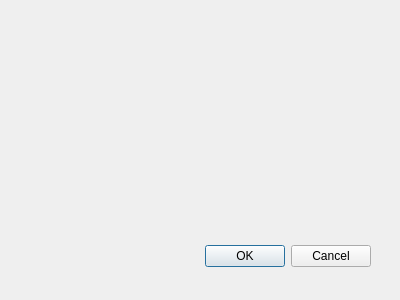
First picture: the form in ogr_dxf2shp/ogr_dxf2shp_dialog_base.ui, repository sjyangkevin/OGR_DXF2SHP, before the edit.
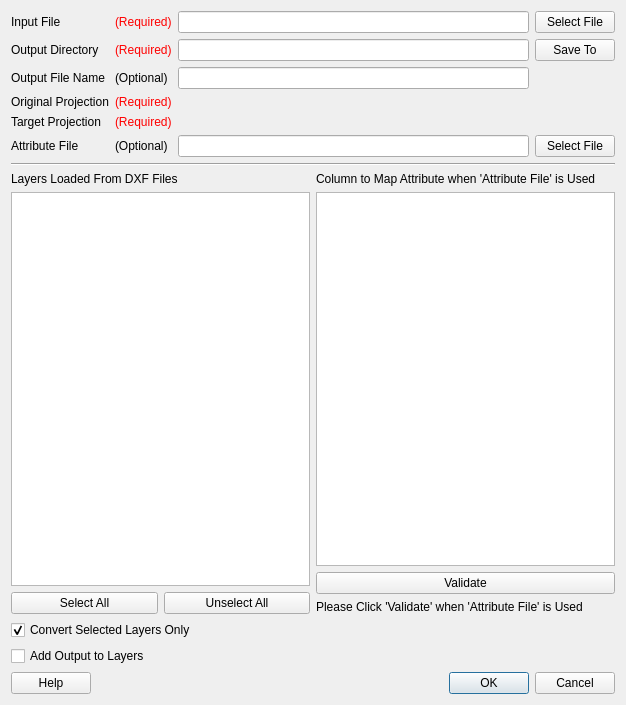
Second picture: the form after the edit. Custom widgets are drawn as their Qt base class.

Commit message: interface built

```diff
--- a/ogr_dxf2shp/ogr_dxf2shp_dialog_base.ui
+++ b/ogr_dxf2shp/ogr_dxf2shp_dialog_base.ui
@@ -1,34 +1,423 @@
 <ui version="4.0" >
  <class>OGR_DXF2SHPDialogBase</class>
- <widget class="QDialog" name="OGR_DXF2SHPDialogBase" >
-  <property name="geometry" >
+ <widget class="QDialog" name="OGR_DXF2SHPDialogBase">
+  <property name="geometry">
    <rect>
     <x>0</x>
     <y>0</y>
-    <width>400</width>
-    <height>300</height>
+    <width>626</width>
+    <height>705</height>
    </rect>
   </property>
   <property name="windowTitle" >
    <string>OGR DXF2SHP</string>
   </property>
-  <widget class="QDialogButtonBox" name="button_box" >
-   <property name="geometry" >
-    <rect>
-     <x>30</x>
-     <y>240</y>
-     <width>341</width>
-     <height>32</height>
-    </rect>
-   </property>
-   <property name="orientation" >
-    <enum>Qt::Horizontal</enum>
-   </property>
-   <property name="standardButtons" >
-    <set>QDialogButtonBox::Cancel|QDialogButtonBox::Ok</set>
-   </property>
-  </widget>
+  <layout class="QGridLayout" name="gridLayout_3">
+   <item row="0" column="0" colspan="2">
+    <layout class="QGridLayout" name="gridLayout">
+     <item row="0" column="0">
+      <widget class="QLabel" name="Input_File_Label">
+       <property name="lineWidth">
+        <number>1</number>
+       </property>
+       <property name="text">
+        <string>Input File</string>
+       </property>
+      </widget>
+     </item>
+     <item row="0" column="1">
+      <widget class="QLabel" name="Input_File_Validate_Label">
+       <property name="palette">
+        <palette>
+         <active>
+          <colorrole role="WindowText">
+           <brush brushstyle="SolidPattern">
+            <color alpha="255">
+             <red>255</red>
+             <green>0</green>
+             <blue>0</blue>
+            </color>
+           </brush>
+          </colorrole>
+         </active>
+         <inactive>
+          <colorrole role="WindowText">
+           <brush brushstyle="SolidPattern">
+            <color alpha="255">
+             <red>255</red>
+             <green>0</green>
+             <blue>0</blue>
+            </color>
+           </brush>
+          </colorrole>
+         </inactive>
+         <disabled>
+          <colorrole role="WindowText">
+           <brush brushstyle="SolidPattern">
+            <color alpha="255">
+             <red>120</red>
+             <green>120</green>
+             <blue>120</blue>
+            </color>
+           </brush>
+          </colorrole>
+         </disabled>
+        </palette>
+       </property>
+       <property name="text">
+        <string>(Required)</string>
+       </property>
+      </widget>
+     </item>
+     <item row="0" column="2">
+      <widget class="QLineEdit" name="Input_File_LineEdit"/>
+     </item>
+     <item row="0" column="3">
+      <widget class="QPushButton" name="Input_File_Select_PushButton">
+       <property name="text">
+        <string>Select File</string>
+       </property>
+      </widget>
+     </item>
+     <item row="1" column="0">
+      <widget class="QLabel" name="Output_Dir_Label">
+       <property name="text">
+        <string>Output Directory</string>
+       </property>
+      </widget>
+     </item>
+     <item row="1" column="1">
+      <widget class="QLabel" name="Output_Dir_Validate_Label">
+       <property name="palette">
+        <palette>
+         <active>
+          <colorrole role="WindowText">
+           <brush brushstyle="SolidPattern">
+            <color alpha="255">
+             <red>255</red>
+             <green>0</green>
+             <blue>0</blue>
+            </color>
+           </brush>
+          </colorrole>
+         </active>
+         <inactive>
+          <colorrole role="WindowText">
+           <brush brushstyle="SolidPattern">
+            <color alpha="255">
+             <red>255</red>
+             <green>0</green>
+             <blue>0</blue>
+            </color>
+           </brush>
+          </colorrole>
+         </inactive>
+         <disabled>
+          <colorrole role="WindowText">
+           <brush brushstyle="SolidPattern">
+            <color alpha="255">
+             <red>120</red>
+             <green>120</green>
+             <blue>120</blue>
+            </color>
+           </brush>
+          </colorrole>
+         </disabled>
+        </palette>
+       </property>
+       <property name="text">
+        <string>(Required)</string>
+       </property>
+      </widget>
+     </item>
+     <item row="1" column="2">
+      <widget class="QLineEdit" name="Output_Dir_LineEdit"/>
+     </item>
+     <item row="1" column="3">
+      <widget class="QPushButton" name="Output_Dir_Select_PushButton">
+       <property name="text">
+        <string>Save To</string>
+       </property>
+      </widget>
+     </item>
+     <item row="2" column="0">
+      <widget class="QLabel" name="Output_File_Name_Label">
+       <property name="text">
+        <string>Output File Name</string>
+       </property>
+      </widget>
+     </item>
+     <item row="2" column="1">
+      <widget class="QLabel" name="Output_File_Name_Validate_Label">
+       <property name="text">
+        <string>(Optional)</string>
+       </property>
+      </widget>
+     </item>
+     <item row="2" column="2">
+      <widget class="QLineEdit" name="Output_File_Name_LineEdit"/>
+     </item>
+     <item row="3" column="0">
+      <widget class="QLabel" name="Original_Projection_Label">
+       <property name="text">
+        <string>Original Projection</string>
+       </property>
+      </widget>
+     </item>
+     <item row="3" column="1">
+      <widget class="QLabel" name="Original_Projection_Validate_Label">
+       <property name="palette">
+        <palette>
+         <active>
+          <colorrole role="WindowText">
+           <brush brushstyle="SolidPattern">
+            <color alpha="255">
+             <red>255</red>
+             <green>0</green>
+             <blue>0</blue>
+            </color>
+           </brush>
+          </colorrole>
+         </active>
+         <inactive>
+          <colorrole role="WindowText">
+           <brush brushstyle="SolidPattern">
+            <color alpha="255">
+             <red>255</red>
+             <green>0</green>
+             <blue>0</blue>
+            </color>
+           </brush>
+          </colorrole>
+         </inactive>
+         <disabled>
+          <colorrole role="WindowText">
+           <brush brushstyle="SolidPattern">
+            <color alpha="255">
+             <red>120</red>
+             <green>120</green>
+             <blue>120</blue>
+            </color>
+           </brush>
+          </colorrole>
+         </disabled>
+        </palette>
+       </property>
+       <property name="text">
+        <string>(Required)</string>
+       </property>
+      </widget>
+     </item>
+     <item row="3" column="2">
+      <widget class="QgsProjectionSelectionWidget" name="Original_Projection_SelectWidget"/>
+     </item>
+     <item row="4" column="0">
+      <widget class="QLabel" name="Target_Projection_Label">
+       <property name="text">
+        <string>Target Projection</string>
+       </property>
+      </widget>
+     </item>
+     <item row="4" column="1">
+      <widget class="QLabel" name="Target_Projection_Validate_Label">
+       <property name="palette">
+        <palette>
+         <active>
+          <colorrole role="WindowText">
+           <brush brushstyle="SolidPattern">
+            <color alpha="255">
+             <red>255</red>
+             <green>0</green>
+             <blue>0</blue>
+            </color>
+           </brush>
+          </colorrole>
+         </active>
+         <inactive>
+          <colorrole role="WindowText">
+           <brush brushstyle="SolidPattern">
+            <color alpha="255">
+             <red>255</red>
+             <green>0</green>
+             <blue>0</blue>
+            </color>
+           </brush>
+          </colorrole>
+         </inactive>
+         <disabled>
+          <colorrole role="WindowText">
+           <brush brushstyle="SolidPattern">
+            <color alpha="255">
+             <red>120</red>
+             <green>120</green>
+             <blue>120</blue>
+            </color>
+           </brush>
+          </colorrole>
+         </disabled>
+        </palette>
+       </property>
+       <property name="text">
+        <string>(Required)</string>
+       </property>
+      </widget>
+     </item>
+     <item row="4" column="2">
+      <widget class="QgsProjectionSelectionWidget" name="Target_Projection_SelectWidget"/>
+     </item>
+     <item row="5" column="0">
+      <widget class="QLabel" name="Attribute_File_Label">
+       <property name="text">
+        <string>Attribute File</string>
+       </property>
+      </widget>
+     </item>
+     <item row="5" column="1">
+      <widget class="QLabel" name="Attribute_File_Validate_Label">
+       <property name="text">
+        <string>(Optional)</string>
+       </property>
+      </widget>
+     </item>
+     <item row="5" column="2">
+      <widget class="QLineEdit" name="Attribute_File_LineEdit"/>
+     </item>
+     <item row="5" column="3">
+      <widget class="QPushButton" name="Attribute_File_PushButton">
+       <property name="text">
+        <string>Select File</string>
+       </property>
+      </widget>
+     </item>
+    </layout>
+   </item>
+   <item row="1" column="0" colspan="2">
+    <widget class="Line" name="line">
+     <property name="orientation">
+      <enum>Qt::Horizontal</enum>
+     </property>
+    </widget>
+   </item>
+   <item row="2" column="0">
+    <layout class="QGridLayout" name="gridLayout_2">
+     <item row="1" column="0" colspan="2">
+      <widget class="QListWidget" name="Loaded_Layers_ListWidget"/>
+     </item>
+     <item row="2" column="0">
+      <widget class="QPushButton" name="Loaded_Layers_SelectAll_PushButton">
+       <property name="text">
+        <string>Select All</string>
+       </property>
+      </widget>
+     </item>
+     <item row="2" column="1">
+      <widget class="QPushButton" name="Loaded_Layers_UnSelectAll_PushButton">
+       <property name="text">
+        <string>Unselect All</string>
+       </property>
+      </widget>
+     </item>
+     <item row="0" column="0" colspan="2">
+      <widget class="QLabel" name="Loaded_Layers_Label">
+       <property name="text">
+        <string>Layers Loaded From DXF Files</string>
+       </property>
+      </widget>
+     </item>
+    </layout>
+   </item>
+   <item row="3" column="0">
+    <layout class="QVBoxLayout" name="verticalLayout_2">
+     <item>
+      <widget class="QCheckBox" name="Convert_Selected_Layers_Only_CheckBox">
+       <property name="text">
+        <string>Convert Selected Layers Only</string>
+       </property>
+       <property name="checked">
+        <bool>true</bool>
+       </property>
+      </widget>
+     </item>
+     <item>
+      <widget class="QCheckBox" name="Add_Output_To_Layers_CheckBox">
+       <property name="text">
+        <string>Add Output to Layers</string>
+       </property>
+      </widget>
+     </item>
+    </layout>
+   </item>
+   <item row="2" column="1">
+    <layout class="QVBoxLayout" name="verticalLayout">
+     <item>
+      <widget class="QLabel" name="Attr_Index_Selection_Label">
+       <property name="text">
+        <string>Column to Map Attribute when 'Attribute File' is Used</string>
+       </property>
+      </widget>
+     </item>
+     <item>
+      <widget class="QListWidget" name="Attr_Index_Selection_ListWidget"/>
+     </item>
+     <item>
+      <widget class="QPushButton" name="Attr_Index_Validate_PushButton">
+       <property name="text">
+        <string>Validate</string>
+       </property>
+      </widget>
+     </item>
+     <item>
+      <widget class="QLabel" name="Attr_Index_Validate_Label">
+       <property name="text">
+        <string>Please Click 'Validate' when 'Attribute File' is Used</string>
+       </property>
+      </widget>
+     </item>
+    </layout>
+   </item>
+   <item row="4" column="1">
+    <widget class="QDialogButtonBox" name="button_box">
+     <property name="orientation">
+      <enum>Qt::Horizontal</enum>
+     </property>
+     <property name="standardButtons">
+      <set>QDialogButtonBox::Cancel|QDialogButtonBox::Ok</set>
+     </property>
+    </widget>
+   </item>
+   <item row="4" column="0">
+    <layout class="QHBoxLayout" name="horizontalLayout_2">
+     <item>
+      <widget class="QPushButton" name="Help_PushButton">
+       <property name="text">
+        <string>Help</string>
+       </property>
+      </widget>
+     </item>
+     <item>
+      <spacer name="horizontalSpacer">
+       <property name="orientation">
+        <enum>Qt::Horizontal</enum>
+       </property>
+       <property name="sizeHint" stdset="0">
+        <size>
+         <width>40</width>
+         <height>20</height>
+        </size>
+       </property>
+      </spacer>
+     </item>
+    </layout>
+   </item>
+  </layout>
  </widget>
+ <customwidgets>
+  <customwidget>
+   <class>QgsProjectionSelectionWidget</class>
+   <extends>QWidget</extends>
+   <header>qgsprojectionselectionwidget.h</header>
+  </customwidget>
+ </customwidgets>
  <resources/>
  <connections>
   <connection>
```
Left out of the diff: 29 changed lines with no effect on the pictures. The commit also changes 6 other files.
